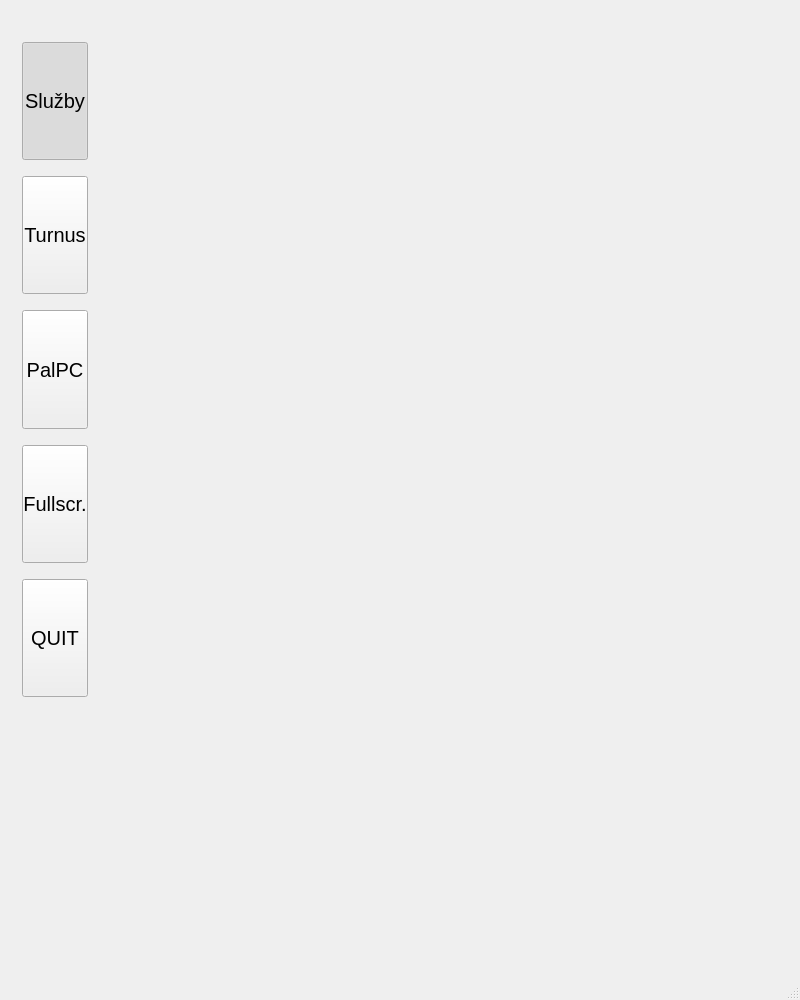
frutabruta/VDV301tester, file mainwindow.ui: the form before one commit.
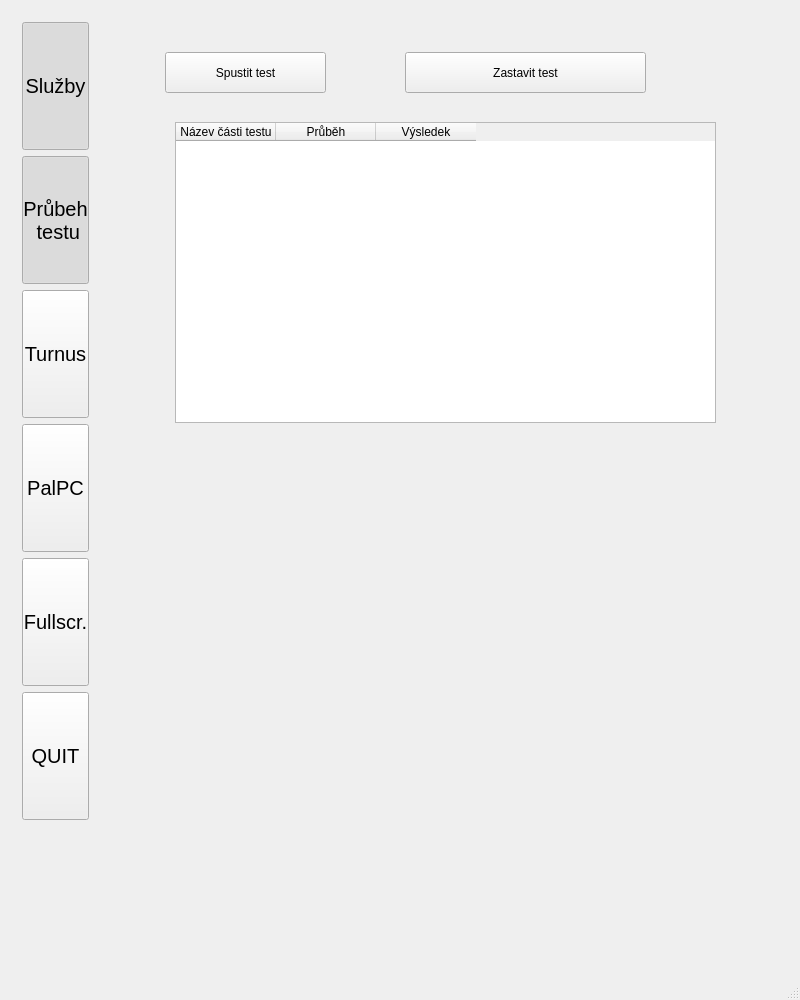
The form after the commit. The open tabs and pages were chosen to show the change.

Commit message: zprovozneni UI pro prubeh testu

```diff
--- a/mainwindow.ui
+++ b/mainwindow.ui
@@ -57,7 +57,7 @@
     <item row="0" column="0">
      <widget class="QStackedWidget" name="stackedWidget_hlavni">
       <property name="styleSheet">
-       <string notr="true">*{margin: 10 0 0 0}</string>
+       <string notr="true">*{margin: 0 0 0 0}</string>
       </property>
       <property name="lineWidth">
        <number>1</number>
@@ -3238,6 +3238,40 @@
               </property>
              </widget>
             </item>
+            <item>
+             <widget class="QPushButton" name="tlacitkoPrubehTestu">
+              <property name="minimumSize">
+               <size>
+                <width>0</width>
+                <height>80</height>
+               </size>
+              </property>
+              <property name="maximumSize">
+               <size>
+                <width>200</width>
+                <height>200</height>
+               </size>
+              </property>
+              <property name="font">
+               <font>
+                <pointsize>15</pointsize>
+               </font>
+              </property>
+              <property name="text">
+               <string>Průbeh
+ testu</string>
+              </property>
+              <property name="checkable">
+               <bool>true</bool>
+              </property>
+              <property name="checked">
+               <bool>true</bool>
+              </property>
+              <property name="autoExclusive">
+               <bool>true</bool>
+              </property>
+             </widget>
+            </item>
             <item>
              <widget class="QPushButton" name="tlacitkoTurnus_2">
               <property name="minimumSize">
@@ -3369,8 +3403,60 @@
             <property name="currentIndex">
              <number>0</number>
             </property>
-            <widget class="QWidget" name="page_5"/>
-            <widget class="QWidget" name="page_6">
+            <widget class="QWidget" name="page_prubehTestu">
+             <widget class="QTableWidget" name="tableWidgetCastiTestu">
+              <property name="geometry">
+               <rect>
+                <x>80</x>
+                <y>100</y>
+                <width>541</width>
+                <height>301</height>
+               </rect>
+              </property>
+              <column>
+               <property name="text">
+                <string>Název části testu</string>
+               </property>
+              </column>
+              <column>
+               <property name="text">
+                <string>Průběh</string>
+               </property>
+              </column>
+              <column>
+               <property name="text">
+                <string>Výsledek</string>
+               </property>
+              </column>
+             </widget>
+             <widget class="QPushButton" name="TlacitkoStopTest">
+              <property name="geometry">
+               <rect>
+                <x>310</x>
+                <y>30</y>
+                <width>241</width>
+                <height>41</height>
+               </rect>
+              </property>
+              <property name="text">
+               <string>Zastavit test</string>
+              </property>
+             </widget>
+             <widget class="QPushButton" name="tlacitko_StartTest">
+              <property name="geometry">
+               <rect>
+                <x>70</x>
+                <y>30</y>
+                <width>161</width>
+                <height>41</height>
+               </rect>
+              </property>
+              <property name="text">
+               <string>Spustit test</string>
+              </property>
+             </widget>
+            </widget>
+            <widget class="QWidget" name="page_prepinaceSluzby">
              <widget class="QWidget" name="layoutWidget">
               <property name="geometry">
                <rect>
```
Left out of the diff: 12 changed lines with no effect on the pictures. The commit also changes 12 other files.
